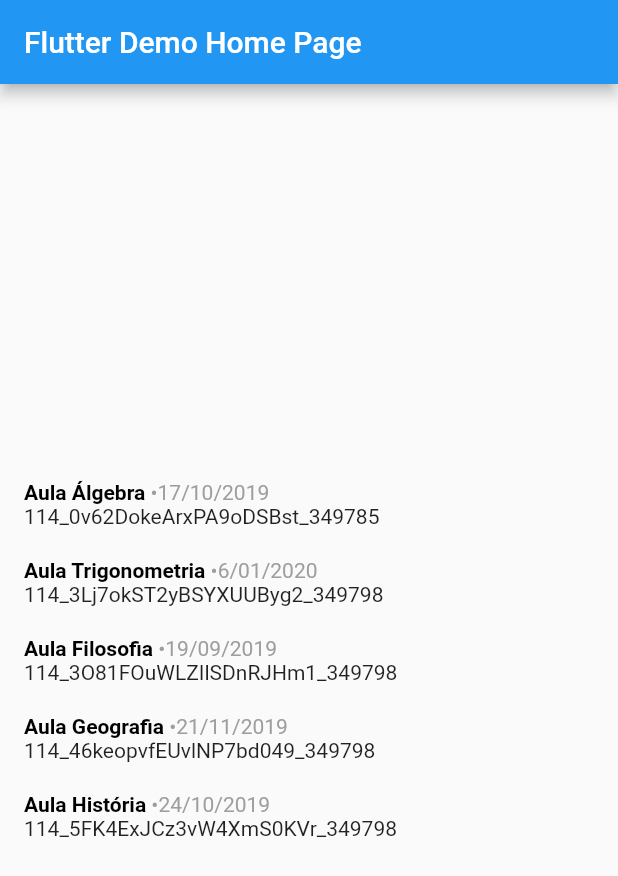
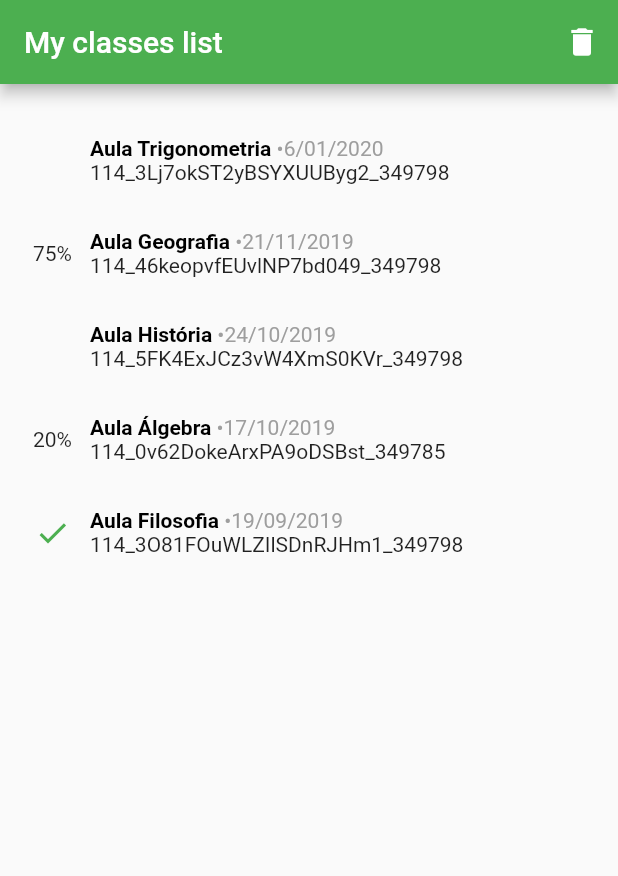
Before and after one commit to skore-io/teste-mobile, a Flutter app: the screen it shows after launch, on a phone screen of 412 x 824 dp. Shown: the top 876 px of the screen. Run offline on Flutter 3.47's test engine with Material 2 defaults, Android fonts, the phone set to English and light mode, and no system bars.

Commit message:
2# implements delete, classes sort and progress

```diff
--- a/lib/main.dart
+++ b/lib/main.dart
@@ -9,11 +9,11 @@ class MyApp extends StatelessWidget {
   @override
   Widget build(BuildContext context) {
     return MaterialApp(
-      title: 'Flutter Demo',
+      title: 'Classes List',
       theme: ThemeData(
-        primarySwatch: Colors.blue,
+        primarySwatch: Colors.green,
       ),
-      home: HomePage(title: 'Flutter Demo Home Page'),
+      home: HomePage(title: 'My classes list'),
     );
   }
 }
--- /dev/null
+++ b/lib/modules/home/home_functions.dart
@@ -0,0 +1,28 @@
+import 'package:teste_mobile/model/class_model.dart';
+import 'package:teste_mobile/shared/class_item.dart';
+
+class HomeFunctions {
+  /// Return list of classes to be rendered on [HomePage]
+  List<ClassItem> classesList(
+      List<Class> classes, bool deleting, Function deleteFunction) {
+    final List<ClassItem> items = [];
+    for (final i in classes) {
+      items.add(ClassItem(
+        item: i,
+        canDelete: deleting,
+        deleteFunction: deleteFunction,
+      ));
+    }
+    return items;
+  }
+
+  List<Class> deleteItem(List<Class> classes, Class item) {
+    classes.removeWhere((element) => element.id == item.id);
+    return classes;
+  }
+
+  List<Class> sortListByCreateAt(List<Class> classes) {
+    classes.sort((a, b) => b.createdAt.compareTo(a.createdAt));
+    return classes;
+  }
+}
--- a/lib/modules/home/home_service.dart
+++ b/lib/modules/home/home_service.dart
@@ -40,7 +40,7 @@ class HomeService {
         "id": "114_5FK4ExJCz3vW4XmS0KVr_349798",
         "status": "NOT_STARTED",
         "summary": {"percentage": null}
-      }
+      },
     ];
   }
 }
--- a/lib/modules/home/home_utils.dart
+++ /dev/null
@@ -1,14 +0,0 @@
-import 'package:teste_mobile/model/class_model.dart';
-import 'package:teste_mobile/shared/class_item.dart';
-
-class HomeUtils {
-  static List<ClassItem> classesList(List<Class> classes) {
-    final List<ClassItem> items = [];
-    for (final i in classes) {
-      items.add(ClassItem(
-        item: i,
-      ));
-    }
-    return items;
-  }
-}
--- a/lib/modules/home/view/home_page.dart
+++ b/lib/modules/home/view/home_page.dart
@@ -2,7 +2,7 @@ import 'package:flutter/cupertino.dart';
 import 'package:flutter/material.dart';
 import 'package:teste_mobile/model/class_model.dart';
 import 'package:teste_mobile/modules/home/home_controller.dart';
-import 'package:teste_mobile/modules/home/home_utils.dart';
+import 'package:teste_mobile/modules/home/home_functions.dart';
 
 class HomePage extends StatefulWidget {
   HomePage({Key? key, required this.title}) : super(key: key);
@@ -14,12 +14,23 @@ class HomePage extends StatefulWidget {
 
 class HomePageState extends State<HomePage> {
   final HomeController homeController = HomeController();
+  final HomeFunctions homeFunctions = HomeFunctions();
+
   List<Class> classes = [];
+  bool deleting = false;
+
+  void setDeleting() => setState(() => deleting = !deleting);
 
   Future<void> fetchData() async {
     final classesData = homeController.fetchData();
     setState(() {
-      classes = classesData;
+      classes = homeFunctions.sortListByCreateAt(classesData);
+    });
+  }
+
+  void deleteItem(Class item) {
+    setState(() {
+      classes = homeFunctions.deleteItem(classes, item);
     });
   }
 
@@ -34,13 +45,20 @@ class HomePageState extends State<HomePage> {
     return Scaffold(
       appBar: AppBar(
         title: Text(widget.title),
+        actions: [
+          IconButton(onPressed: () => setDeleting(), icon: Icon(Icons.delete))
+        ],
       ),
-      body: Center(
-        child: Column(
-          mainAxisAlignment: MainAxisAlignment.center,
-          children: <Widget>[
-            ...HomeUtils.classesList(classes),
-          ],
+      body: Container(
+        padding: EdgeInsets.symmetric(vertical: 20),
+        child: SingleChildScrollView(
+          child: Column(
+            crossAxisAlignment: CrossAxisAlignment.start,
+            mainAxisAlignment: MainAxisAlignment.start,
+            children: <Widget>[
+              ...homeFunctions.classesList(classes, deleting, deleteItem),
+            ],
+          ),
         ),
       ),
     );
--- a/lib/shared/class_item.dart
+++ b/lib/shared/class_item.dart
@@ -2,19 +2,41 @@ import 'package:flutter/cupertino.dart';
 import 'package:flutter/material.dart';
 import 'package:teste_mobile/model/class_model.dart';
 
+/// ClassItem is responsable to render each item
+/// of the list on [HomeModule]
 class ClassItem extends StatelessWidget {
-  const ClassItem({Key? key, required this.item, this.canDelete})
+  const ClassItem(
+      {Key? key,
+      required this.item,
+      required this.canDelete,
+      required this.deleteFunction})
       : super(key: key);
 
   final Class item;
-  final bool? canDelete;
+  final bool canDelete;
+  final Function deleteFunction;
 
   @override
   Widget build(BuildContext context) {
+    /// Render leftside status
+    ///
+    /// Could be and icon if completed, percentage progress or
+    /// nothing if class was not started yet
     Widget renderStatus() {
-      return SizedBox();
+      if (item.status == 'COMPLETED') {
+        return Icon(
+          Icons.check,
+          color: Colors.green,
+        );
+      } else if (item.status == 'IN_PROGRESS' &&
+          item.summary.percentage != null) {
+        return Text('${item.summary.percentage}%');
+      } else {
+        return SizedBox();
+      }
     }
 
+    /// Render center info - class details
     Widget renderClassInfo() {
       final DateTime timeStamp =
           DateTime.fromMillisecondsSinceEpoch(item.createdAt);
@@ -43,14 +65,38 @@ class ClassItem extends StatelessWidget {
       );
     }
 
-    Widget renderDeletButton() {
-      return SizedBox();
+    /// Render delete button
+    ///
+    /// This will happen if delete mode is activated by [HomePage]
+    Widget? renderDeletButton() {
+      if (canDelete) {
+        return IconButton(
+          onPressed: () => deleteFunction.call(item),
+          icon: Icon(
+            Icons.delete,
+            color: Colors.red,
+          ),
+        );
+      }
     }
 
     return Container(
-      padding: const EdgeInsets.symmetric(horizontal: 16, vertical: 10),
+      padding: const EdgeInsets.symmetric(horizontal: 10, vertical: 15),
       child: Row(
-        children: [renderStatus(), renderClassInfo(), renderDeletButton()],
+        children: [
+          Container(
+            width: 50,
+            alignment: Alignment.center,
+            child: renderStatus(),
+          ),
+          Expanded(
+            child: renderClassInfo(),
+          ),
+          SizedBox(
+            child: renderDeletButton(),
+            height: 30,
+          ),
+        ],
       ),
     );
   }
```
